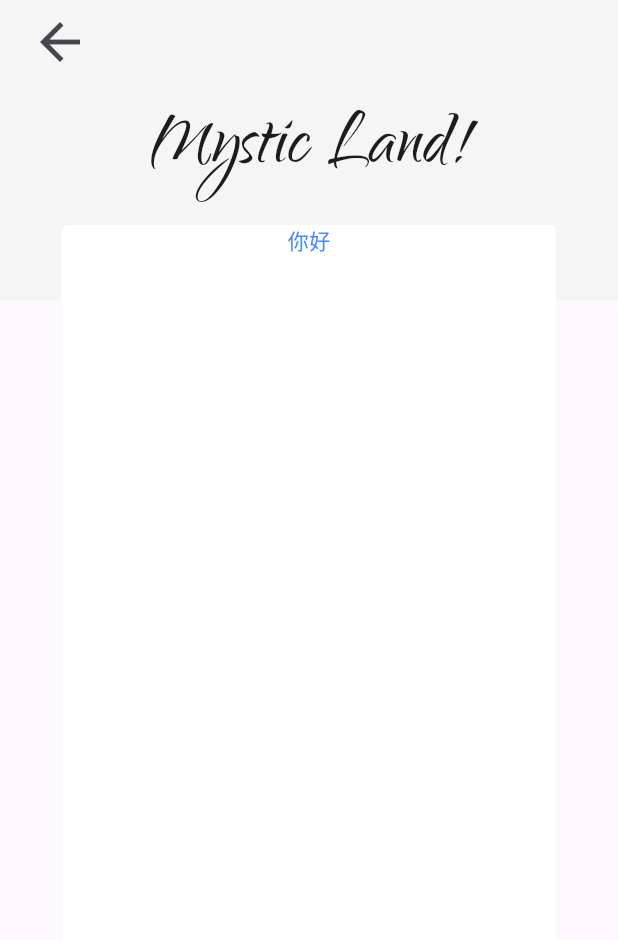
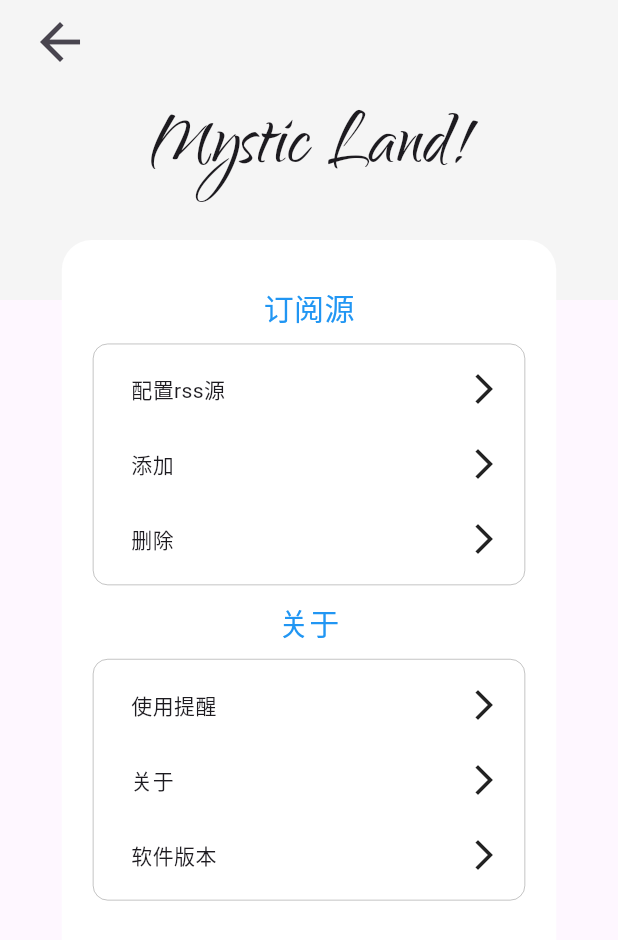
Before and after one commit to coolarec/CatRss, a Flutter app: the NewRoute screen opened directly, on a phone screen of 412 x 824 dp. Shown: the top 940 px of the screen. Run offline on Flutter 3.47's test engine with Material 3 defaults, Android fonts, the phone set to English and light mode, and no system bars; our stand-ins replace get; Roboto replaces fonts that are missing (stitle, sword).

Commit message:
完善设置页面

```diff
--- a/lib/main.dart
+++ b/lib/main.dart
@@ -15,9 +15,7 @@ class MyApp extends StatelessWidget {
   @override
   Widget build(BuildContext context) {
     return GetMaterialApp(
-      theme: ThemeData(
-        primarySwatch: Colors.blue,
-      ),
+      theme: ThemeData(primaryColor: const Color(0xffF0F0F0)),
       home: const MyHomePage(),
     );
   }
--- a/lib/routes/setting.dart
+++ b/lib/routes/setting.dart
@@ -33,13 +33,16 @@ class NewRoute extends StatelessWidget {
             ),
           ),
           Positioned(
-            top: 150,
+            top: 160,
             child: Container(
               width: MediaQuery.of(context).size.width * 0.8,
-              height: MediaQuery.of(context).size.height,
+              height: 900,
+              padding: const EdgeInsets.only(top: 20),
               decoration: const BoxDecoration(
                 color: Colors.white,
-                borderRadius: BorderRadius.all(Radius.circular(4.0)),
+                borderRadius: BorderRadius.all(
+                  Radius.circular(20),
+                ),
               ),
               child: const SettingContent(),
             ),
@@ -54,10 +57,14 @@ class SettingContent extends StatelessWidget {
   const SettingContent({Key? key}) : super(key: key);
   @override
   Widget build(BuildContext context) {
-    return const Column(
+    // ignore: prefer_const_constructors
+    return Column(
       mainAxisAlignment: MainAxisAlignment.start,
       children: [
-        SettingTitle(title: "你好"),
+        SettingTitle(title: '订阅源'),
+        SettingName(name: ['配置rss源', '添加', '删除']),
+        SettingTitle(title: '关于'),
+        SettingName(name: ['使用提醒', '关于', '软件版本'])
       ],
     );
   }
--- a/lib/widgets/article_card.dart
+++ b/lib/widgets/article_card.dart
@@ -18,9 +18,7 @@ class ArticleCard extends StatelessWidget {
             itemCount: c.articleCounts[groupId],
             itemBuilder: (BuildContext context, int index) {
               return Container(
-                decoration: BoxDecoration(
-                  color: Colors.white70.withOpacity(0.1),
-                ),
+                decoration: const BoxDecoration(),
                 child: ListTile(
                   title: Text('你好 $index'),
                   subtitle: const Text(
--- a/lib/widgets/index.dart
+++ b/lib/widgets/index.dart
@@ -16,7 +16,10 @@ class IndexInfo extends StatelessWidget {
         headerSliverBuilder: (BuildContext context, bool innerBoxIsScrolled) {
           return <Widget>[
             SliverAppBar(
+              backgroundColor: const Color(0xffF0F0F0),
+              surfaceTintColor: const Color(0xffF0F0F0),
               pinned: true,
+              toolbarHeight: 60,
               expandedHeight: 350,
               flexibleSpace: FlexibleSpaceBar(
                 title: const Text(
@@ -42,7 +45,9 @@ class IndexInfo extends StatelessWidget {
             ),
           ];
         },
-        body: Column(
+        body: Container(
+          color: const Color(0xffF0F0F0),
+          child: Column(
             children: [
               Expanded(
                 child: SingleChildScrollView(
@@ -50,6 +55,7 @@ class IndexInfo extends StatelessWidget {
                 ),
               ),
             ],
+          ),
         ),
       ),
     );
--- a/lib/widgets/setting_card.dart
+++ b/lib/widgets/setting_card.dart
@@ -5,11 +5,69 @@ class SettingTitle extends StatelessWidget {
   final String title;
   @override
   Widget build(BuildContext context) {
-    return Text(
-      title,
-      textAlign: TextAlign.left,
-      style: const TextStyle(
-        color: Colors.blueAccent,
+    return Container(
+        margin: const EdgeInsets.all(10),
+        child: Text(
+          title,
+          style: const TextStyle(
+              color: Colors.blue, fontFamily: 'stitle', fontSize: 20),
+          textAlign: TextAlign.left,
+        ));
+  }
+}
+
+class SettingName extends StatelessWidget {
+  SettingName({Key? key, required this.name}) : super(key: key);
+
+  final List name;
+  int namecnt() => name.length;
+
+  @override
+  Widget build(BuildContext context) {
+    return Container(
+      width: MediaQuery.of(context).size.width * 0.7,
+      padding: EdgeInsets.all(5),
+      decoration: BoxDecoration(
+        border: Border.all(width: 0.6, color: Colors.black26),
+        borderRadius: BorderRadius.circular(10),
+      ),
+      child: Container(
+        height: namecnt() * 50,
+        child: Column(
+          children: [
+            Expanded(
+              child: ListView.builder(
+                itemCount: namecnt(),
+                itemBuilder: (BuildContext context, int index) {
+                  return Container(
+                    height: 50,
+                    child: Stack(
+                      children: [
+                        const Positioned(
+                          top: 0,
+                          bottom: 0,
+                          right: 10,
+                          child: Icon(Icons.arrow_forward_ios),
+                        ),
+                        Positioned(
+                          top: 0,
+                          bottom: 0,
+                          left: 20,
+                          child: Center(
+                            child: Text(
+                              name[index],
+                              style: TextStyle(fontFamily: 'sword'),
+                            ),
+                          ),
+                        ),
+                      ],
+                    ),
+                  );
+                },
+              ),
+            ),
+          ],
+        ),
       ),
     );
   }
--- a/pubspec.yaml
+++ b/pubspec.yaml
@@ -22,3 +22,9 @@ flutter:
     - family: harry
       fonts:
         - asset: fonts/ParryHotter.ttf
+    - family: stitle
+      fonts:
+        - asset: fonts/LinHaiLiShu.ttf
+    - family: sword
+      fonts:
+        - asset: fonts\MiSans-Medium.ttf
```
Also changed, not shown: lib/routes/page.dart (added), 2 other files. Lines whose indentation alone changed are shown as unchanged.
